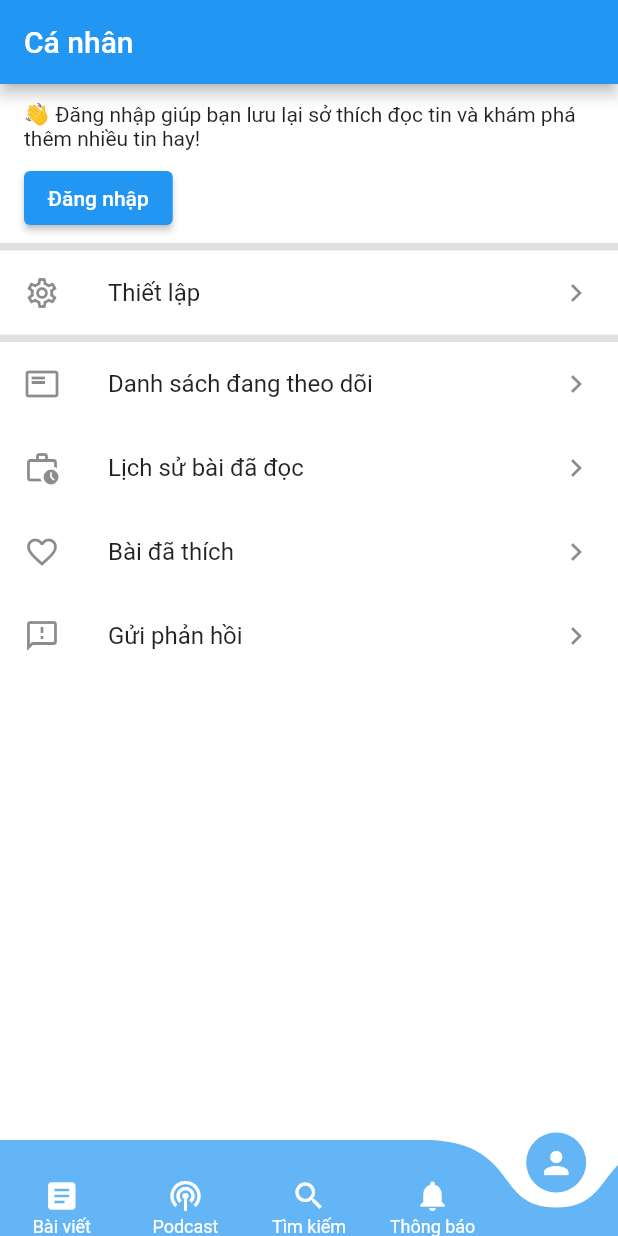
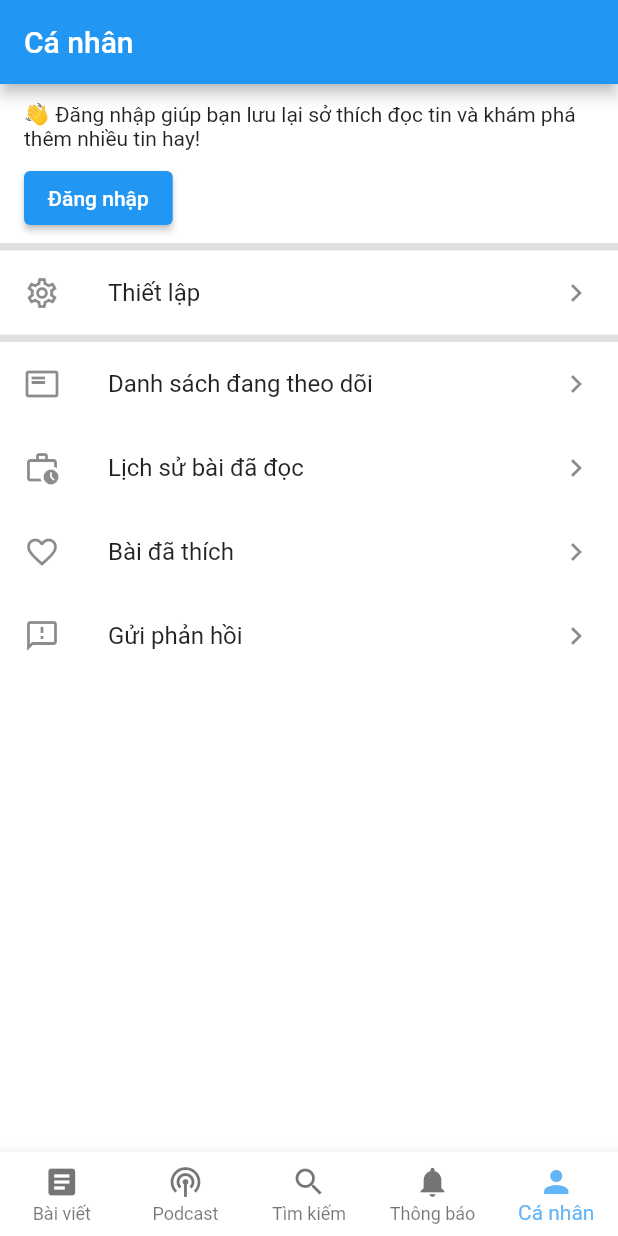
Before and after one commit to thanhtung100397/flutter-blog-post-app, a Flutter app: the screen it shows after launch, swiped to page 5, on a phone screen of 412 x 824 dp. Run offline on Flutter 3.47's test engine with Material 2 defaults, Android fonts, the phone set to English and light mode, and no system bars; drawn by our look-alikes of curved_navigation_bar; our stand-ins replace firebase_auth, firebase_core, flutter_signin_button, google_sign_in; accounts and stored records are empty; generated files the repository leaves out were written again.

Commit message:
Update bottom navigation

```diff
--- a/lib/commons/app_dimen.dart
+++ b/lib/commons/app_dimen.dart
@@ -1,4 +1,3 @@
 
 class AppDimens {
-  static double bottomNavigationItemLabelFontSize = 12;
 }
--- a/lib/pages/home/app_home_page.dart
+++ b/lib/pages/home/app_home_page.dart
@@ -19,9 +19,6 @@ class _AppHomePageState extends State<AppHomePage> {
   PageController pagerController = PageController();
 
   Future<void> animatePagerToNewPage(int newPageIndex) async {
-    if (newPageIndex == currentPageIndex) {
-      return;
-    }
     Future<void> animateProgress = pagerController.animateToPage(
         newPageIndex,
         duration: animationDuration,
--- a/lib/widgets/app_bottom_navigation.dart
+++ b/lib/widgets/app_bottom_navigation.dart
@@ -1,9 +1,6 @@
 import 'package:flutter/material.dart';
-import 'package:news_feed_app/commons/app_dimen.dart';
 import 'package:news_feed_app/themes/app_theme.dart';
-import 'package:curved_navigation_bar/curved_navigation_bar.dart';
 import 'package:news_feed_app/utils/collection_utils.dart';
-import 'package:news_feed_app/utils/string_utils.dart';
 
 class NavigationItem {
   final IconData icon;
@@ -42,69 +39,23 @@ class _AppBottomNavigationWidgetState extends State<AppBottomNavigationWidget> {
 
   @override
   Widget build(BuildContext context) {
-    return CurvedNavigationBar(
-      height: 64,
+    return BottomNavigationBar(
       items: CollectionUtils.mapToList(widget.items, (NavigationItem item, index) =>
           NavigationItemWidget(
-              icon: item.icon,
+              icon: Icon(item.icon),
               label: item.labelIntl?.call(context) ?? item.label,
-              showLabel: widget.selectedIndex != index
           )
       ),
-      index: widget.selectedIndex,
-      animationDuration: widget.animationDuration,
-      animationCurve: widget.animationCurve,
-      color: AppColor.appPrimaryLight,
-      buttonBackgroundColor: AppColor.appPrimaryLight,
-      backgroundColor: AppColor.appMainBackground,
+      type: BottomNavigationBarType.fixed,
+      currentIndex: widget.selectedIndex,
+      selectedItemColor: AppColor.appPrimaryLight,
+      backgroundColor: AppColor.appTextAccent,
       onTap: widget.onItemChanged,
     );
   }
 }
 
-class NavigationItemWidget extends StatefulWidget {
-  final IconData icon;
-  final String? label;
-  final bool showLabel;
+class NavigationItemWidget extends BottomNavigationBarItem {
 
-  const NavigationItemWidget({
-    Key? key,
-    required this.icon,
-    this.label,
-    this.showLabel = true,
-  }) : super(key: key);
-
-  @override
-  State<StatefulWidget> createState() {
-    return _NavigationItemWidgetState();
-  }
+  NavigationItemWidget({required super.icon, super.label});
 }
-
-class _NavigationItemWidgetState extends State<NavigationItemWidget> {
-
-  final TextStyle textStyle = TextStyle(
-    color: AppColor.appTextAccent,
-    fontSize: AppDimens.bottomNavigationItemLabelFontSize
-  );
-
-  bool shouldShowLabel() {
-    return StringUtils.isNotEmpty(widget.label) && widget.showLabel;
-  }
-
-  Widget createLabelWidget() {
-    return Container(
-        margin: const EdgeInsets.fromLTRB(0, 2, 0, 10),
-        child: Text(widget.label!, style: textStyle));
-  }
-
-  @override
-  Widget build(BuildContext context) {
-    return Column(
-      mainAxisAlignment: MainAxisAlignment.end,
-      children: <Widget>[
-        Icon(widget.icon, color: AppColor.appTextAccent),
-        if (shouldShowLabel()) createLabelWidget()
-      ]
-    );
-  }
-}
--- a/pubspec.yaml
+++ b/pubspec.yaml
@@ -15,7 +15,6 @@ dependencies:
   flutter_localizations:
     sdk: flutter
   intl: ^0.17.0
-  curved_navigation_bar: ^1.0.3
   flutter_signin_button: ^2.0.0
   firebase_auth: ^3.7.0
   google_sign_in: ^5.4.1
```
Also changed, not shown: pubspec.lock.
